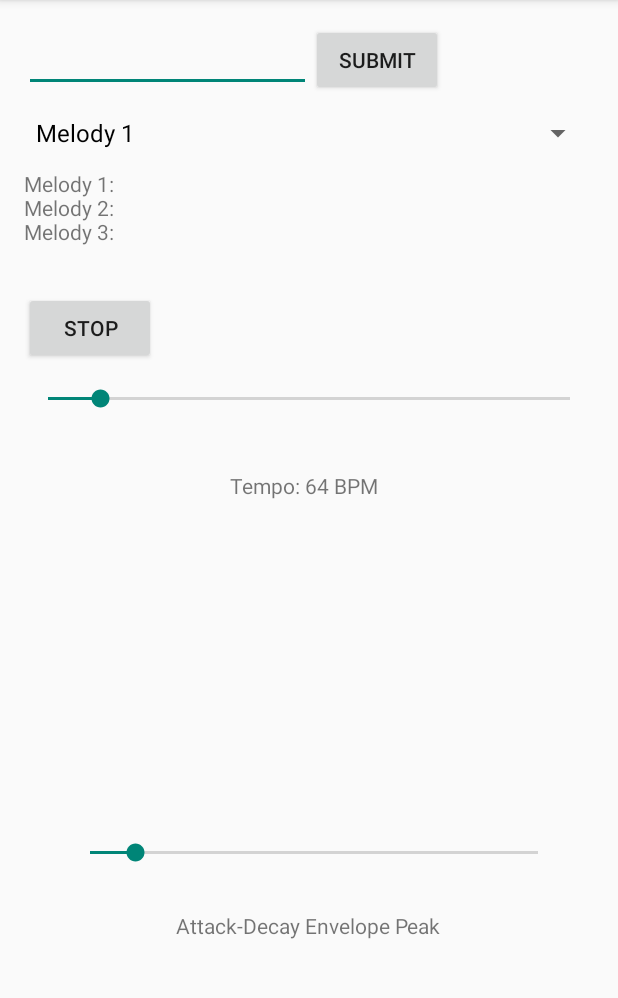
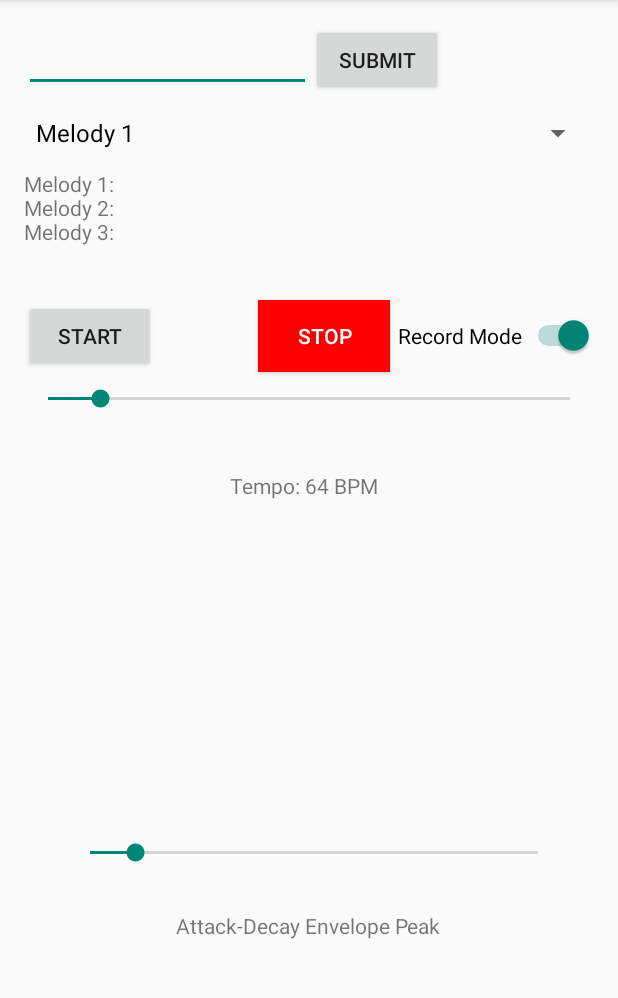
Before and after one commit to obrecht3/ECE420Projects, an Android app: the screen it shows after launch (MainActivity), in the options menu, after a tap on "Settings", on a phone screen of 412 x 824 dp, the part 84-1082 px from its top. Run offline under Robolectric (Android 15) with nearby library versions, the phone set to English and light mode, and no system bars; 10 statements that could not run were skipped.

Commit message:
Working on record mode

```diff
--- a/FinalProjectAndroid/app/src/main/cpp/CMakeLists.txt
+++ b/FinalProjectAndroid/app/src/main/cpp/CMakeLists.txt
@@ -16,7 +16,8 @@ add_library(echo SHARED
             NoteDetector.cpp
             Filter.cpp
             PitchEventHandler.cpp
-            EnvelopeGenerator.cpp)
+            EnvelopeGenerator.cpp
+            Recorder.cpp)
 
 # include libraries needed for hello-jni lib
 target_link_libraries(echo
--- a/FinalProjectAndroid/app/src/main/java/com/ece420/lab3/MainActivity.java
+++ b/FinalProjectAndroid/app/src/main/java/com/ece420/lab3/MainActivity.java
@@ -44,6 +44,7 @@ import android.view.inputmethod.EditorInfo;
 import android.widget.AdapterView;
 import android.widget.ArrayAdapter;
 import android.widget.Button;
+import android.widget.CompoundButton;
 import android.widget.EditText;
 import android.widget.Spinner;
 import android.widget.Switch;
@@ -69,11 +70,13 @@ public class MainActivity extends Activity
     TextView notesInputRepeated;
     EditText notesInput;
     Button submitButton;
-    SeekBar frequencySeekBar;
+    SeekBar tempoSeekBar;
     TextView tempo_TextView;
     TextView envelope_TextView;
     SeekBar envelopeSeekBar;
     Spinner melodySelector;
+    Switch recordModeSwitch;
+    Button recordButton;
 
     final int NumMelodies = 3;
     ArrayList<String> melodyStrings = new ArrayList<String>(NumMelodies);
@@ -145,9 +148,9 @@ public class MainActivity extends Activity
         tempo_TextView = (TextView) findViewById(R.id.tempo_TextView);
         tempo_TextView.setText("Tempo: ");
 
-        // set up frequencySeekBar
-        frequencySeekBar = (SeekBar) findViewById(R.id.frequencySeekBar);
-        frequencySeekBar.setOnSeekBarChangeListener(new SeekBar.OnSeekBarChangeListener() {
+        // set up tempoSeekBar
+        tempoSeekBar = (SeekBar) findViewById(R.id.tempoSeekBar);
+        tempoSeekBar.setOnSeekBarChangeListener(new SeekBar.OnSeekBarChangeListener() {
             @Override
             public void onProgressChanged(SeekBar seekBar, int i, boolean b) {
                 int newTempo = (int)(40.0f + 2.405f * (float)i);        // BPM From 40 to 280
@@ -161,7 +164,7 @@ public class MainActivity extends Activity
             @Override
             public void onStopTrackingTouch(SeekBar seekBar) {}
         });
-        frequencySeekBar.setProgress(10);
+        tempoSeekBar.setProgress(10);
 
         //set up envelope_TextView
         envelope_TextView = (TextView) findViewById(R.id.envelope_TextView);
@@ -208,6 +211,42 @@ public class MainActivity extends Activity
             }
         });
 
+        recordButton = (Button) findViewById(R.id.recordButton);
+        recordButton.setOnClickListener(new View.OnClickListener() {
+            @Override
+            public void onClick(View view) {
+                if (recordButton.getText() == "Record") {
+                    recordButton.setText("Stop");
+                    recordButton.setBackgroundColor(Color.RED);
+                    recordButton.setTextColor(Color.WHITE);
+                    startRecord();
+                } else {
+                    recordButton.setText("Record");
+                    recordButton.setBackgroundColor(Color.GREEN);
+                    recordButton.setTextColor(Color.BLACK);
+                    stopRecord();
+                }
+            }
+        });
+        recordButton.callOnClick();
+
+        recordModeSwitch = (Switch) findViewById(R.id.recordModeSwitch);
+        recordModeSwitch.setOnCheckedChangeListener(new CompoundButton.OnCheckedChangeListener() {
+            @Override
+            public void onCheckedChanged(CompoundButton compoundButton, boolean isChecked) {
+                if (isChecked) {
+                    recordButton.setVisibility(View.VISIBLE);
+                    recordButton.setText("");
+                    recordButton.callOnClick();
+
+                } else {
+                    recordButton.setVisibility(View.INVISIBLE);
+                    stopRecord();
+                }
+            }
+        });
+        recordModeSwitch.setChecked(true);
+
         // Copied from OnClick handler
         if (ActivityCompat.checkSelfPermission(this, Manifest.permission.RECORD_AUDIO) !=
                 PackageManager.PERMISSION_GRANTED) {
@@ -218,7 +257,6 @@ public class MainActivity extends Activity
             return;
         }
         startEcho();
-
     }
     @Override
     protected void onDestroy() {
@@ -400,4 +438,8 @@ public class MainActivity extends Activity
     public static native void writeNewTempo(int tempo);
     public static native void writeNewEnvelopePeakPosition(int position);
 
+    public static native void setRecordMode(boolean recordModeOn);
+    public static native void startRecord();
+    public static native void stopRecord();
+
 }
--- a/FinalProjectAndroid/app/src/main/res/layout/activity_main.xml
+++ b/FinalProjectAndroid/app/src/main/res/layout/activity_main.xml
@@ -15,6 +15,7 @@
         android:layout_height="wrap_content"
         android:layout_below="@id/notesInputRepeated"
         android:layout_centerVertical="true"
+        android:layout_marginTop="5dp"
         android:onClick="onEchoClick"
         android:text="@string/StartEcho" />
 
@@ -39,7 +40,7 @@
         android:layout_toRightOf="@id/notesInput" />
 
     <SeekBar
-        android:id="@+id/frequencySeekBar"
+        android:id="@+id/tempoSeekBar"
         android:layout_width="382dp"
         android:layout_height="49dp"
         android:layout_alignParentStart="true"
@@ -87,4 +88,23 @@
         android:layout_below="@id/notesInput"
         android:layout_marginTop="3dp" />
 
+    <Switch
+        android:id="@+id/recordModeSwitch"
+        android:layout_width="wrap_content"
+        android:layout_height="wrap_content"
+        android:layout_alignParentRight="true"
+        android:layout_below="@+id/notesInputRepeated"
+        android:layout_marginTop="15dp"
+        android:text="Record Mode" />
+
+    <Button
+        android:id="@+id/recordButton"
+        android:layout_width="wrap_content"
+        android:layout_height="wrap_content"
+        android:layout_below="@+id/notesInputRepeated"
+        android:layout_toLeftOf="@+id/recordModeSwitch"
+        android:layout_marginTop="5dp"
+        android:layout_marginRight="5dp"
+        android:text="" />
+
 </RelativeLayout>
```
Also changed, not shown: 5 other files.
